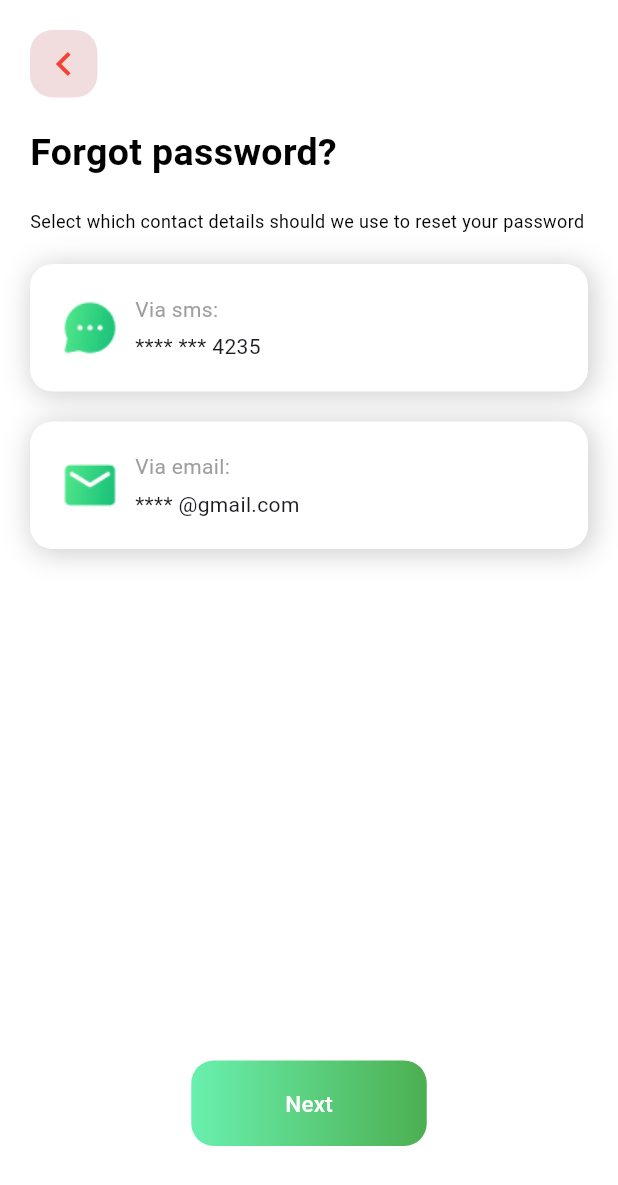
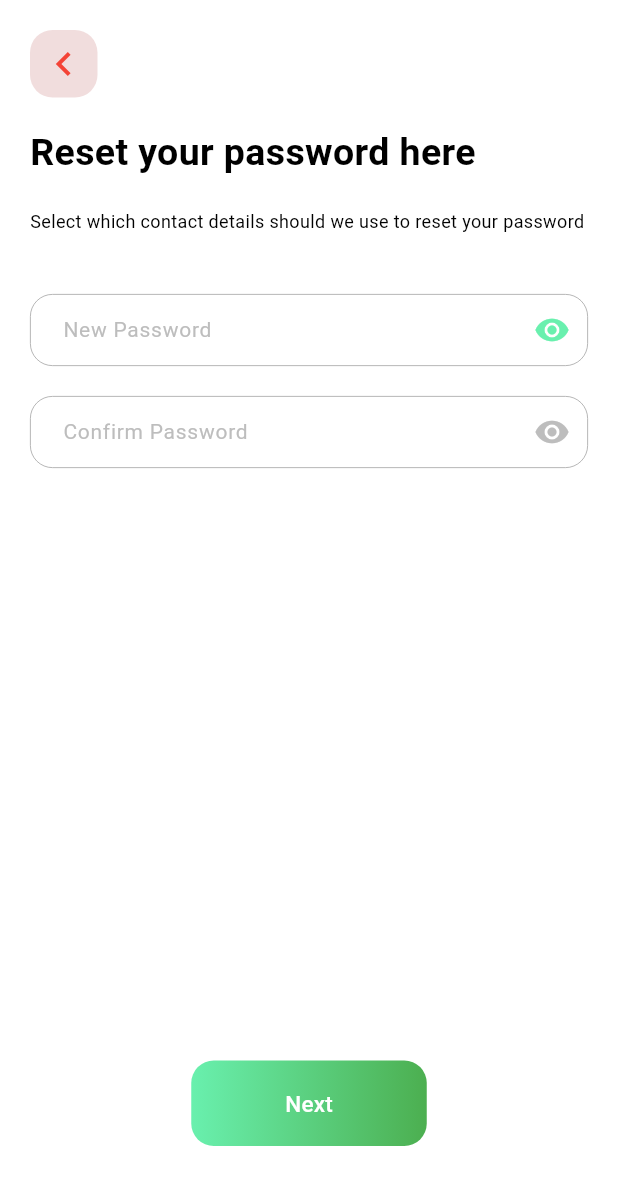
Before and after one commit to MrezaVasebi/f_food_ninja, a Flutter app: the screen it shows after launch, on a phone screen of 412 x 824 dp. Shown: the top 1185 px of the screen. Run offline on Flutter 3.47's test engine with Material 3 defaults, Android fonts, the phone set to English and light mode, and no system bars.

Commit message:
created: resetPassword created

```diff
--- a/lib/main.dart
+++ b/lib/main.dart
@@ -1,4 +1,4 @@
-import 'package:f_food_delivery/scr/presentation/forget_password.dart';
+import 'package:f_food_delivery/scr/presentation/reset_password.dart';
 import 'package:flutter/material.dart';
 
 void main() {
@@ -14,7 +14,7 @@ class MyApp extends StatelessWidget {
     return const MaterialApp(
       home: Scaffold(
         backgroundColor: Colors.white,
-        body: ForgetPassword(),
+        body: ResetPassword(),
       ),
     );
   }
--- a/lib/scr/presentation/forget_password.dart
+++ b/lib/scr/presentation/forget_password.dart
@@ -51,7 +51,10 @@ class ForgetPassword extends StatelessWidget {
                   },
                   itemBuilder: (context, index) {
                     final item = methods[index];
-                    return Container(
+
+                    return InkWell(
+                      onTap: () {},
+                      child: Container(
                         width: double.infinity,
                         padding: const EdgeInsets.all(20),
                         decoration: BoxDecoration(
@@ -99,6 +102,7 @@ class ForgetPassword extends StatelessWidget {
                             )
                           ],
                         ),
+                      ),
                     );
                   },
                 ),
--- /dev/null
+++ b/lib/scr/presentation/reset_password.dart
@@ -0,0 +1,64 @@
+import 'package:f_food_delivery/scr/presentation/widgets/app_button.dart';
+import 'package:f_food_delivery/scr/presentation/widgets/app_input.dart';
+import 'package:f_food_delivery/scr/presentation/widgets/sign_up_process_header.dart';
+import 'package:flutter/material.dart';
+
+class ResetPassword extends StatelessWidget {
+  const ResetPassword({super.key});
+
+  @override
+  Widget build(BuildContext context) {
+    return Column(
+      children: [
+        Expanded(
+          flex: 1,
+          child: Column(
+            children: [
+              SignUpProcessHeader(
+                  onTap: () {},
+                  title: 'Reset your password here',
+                  desc:
+                      'Select which contact details should we use to reset your password'),
+              const SizedBox(
+                height: 40,
+              ),
+              Padding(
+                padding: const EdgeInsets.symmetric(horizontal: 20),
+                child: Column(
+                  children: [
+                    AppInput(
+                      onChanged: (p0) {},
+                      hintText: 'New Password',
+                      suffixIcon: const Icon(
+                        Icons.visibility,
+                        color: Colors.greenAccent,
+                      ),
+                    ),
+                    const SizedBox(
+                      height: 20,
+                    ),
+                    AppInput(
+                      onChanged: (p0) {},
+                      hintText: 'Confirm Password',
+                      suffixIcon: Icon(
+                        Icons.visibility,
+                        color: Colors.grey[400],
+                      ),
+                    )
+                  ],
+                ),
+              )
+            ],
+          ),
+        ),
+        Padding(
+          padding: const EdgeInsets.only(bottom: 60),
+          child: AppButton(
+            lbl: 'Next',
+            onPressed: () {},
+          ),
+        )
+      ],
+    );
+  }
+}
--- a/lib/scr/presentation/widgets/app_input.dart
+++ b/lib/scr/presentation/widgets/app_input.dart
@@ -21,7 +21,7 @@ class AppInput extends StatelessWidget {
     return TextField(
       decoration: InputDecoration(
         contentPadding: const EdgeInsets.only(
-          left: 28,
+          left: 18,
         ),
         filled: true, // don't forget this line to change background color
         fillColor: Colors.white,
```
Lines whose indentation alone changed are shown as unchanged.
